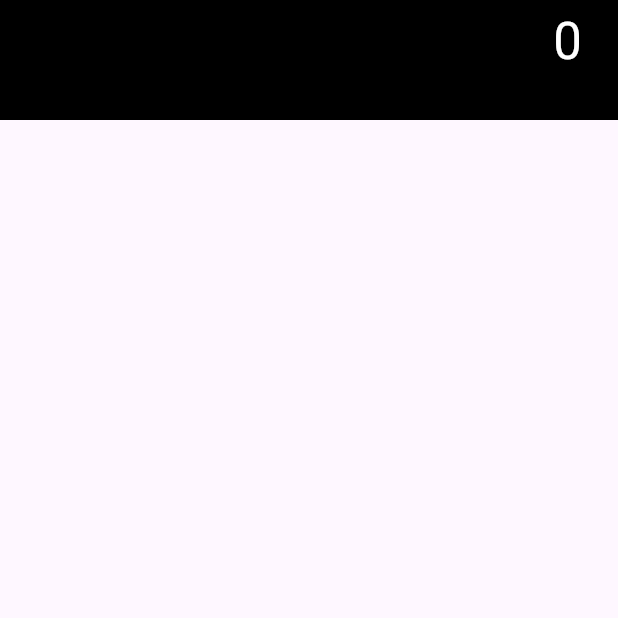
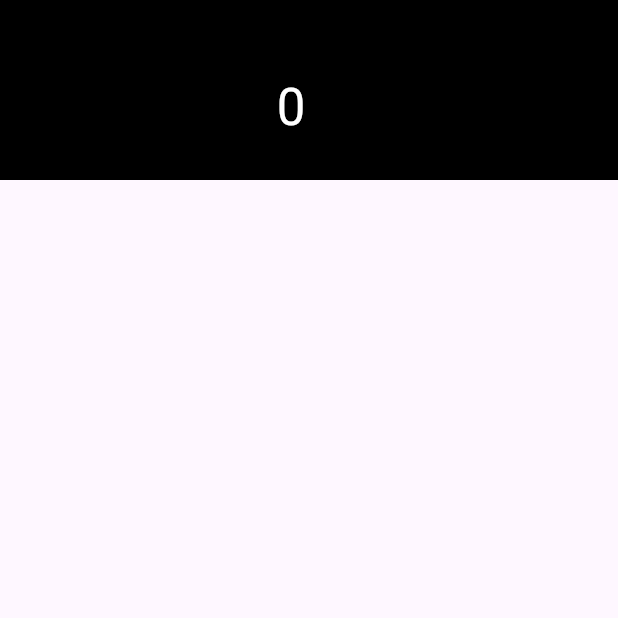
Before and after one commit to DEVAHEAD/calculator_without_bloc, a Flutter app: the screen it shows after launch, on a phone screen of 412 x 824 dp, the top half of it. Run offline on Flutter 3.47's test engine with Material 3 defaults, Android fonts, the phone set to English and light mode, and no system bars.

Commit message:
before adding rows

```diff
--- a/lib/main.dart
+++ b/lib/main.dart
@@ -71,10 +71,10 @@ class ResultDisplay extends StatelessWidget {
   Widget build(BuildContext context) {
     return Container(
       width: double.infinity,
-      height: 80,
+      height: 120,
       color: Colors.black,
       child: Container(
-        alignment: Alignment.centerRight,
+        alignment: Alignment.bottomCenter,
         padding: EdgeInsets.only(right: 24, bottom: 24),
         child: Text(
           text,
```
